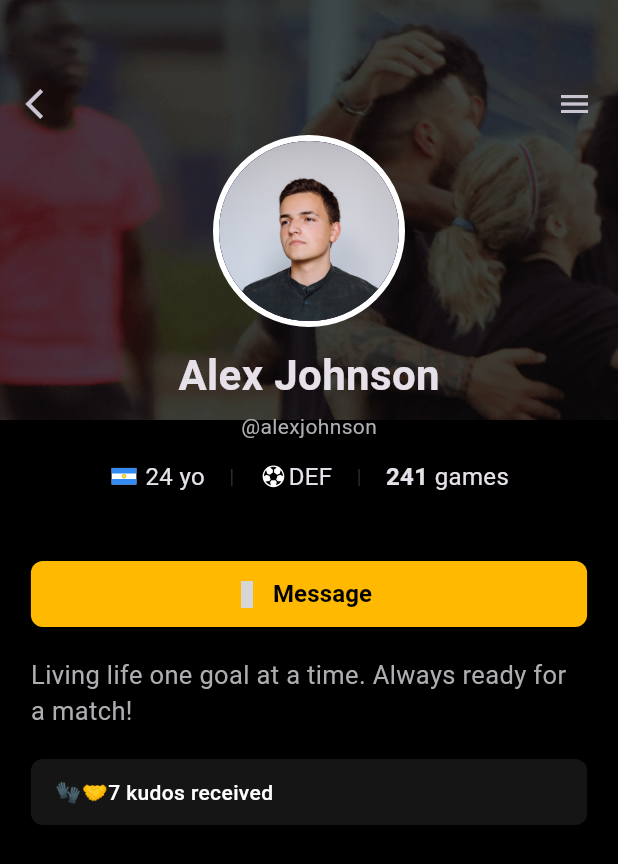
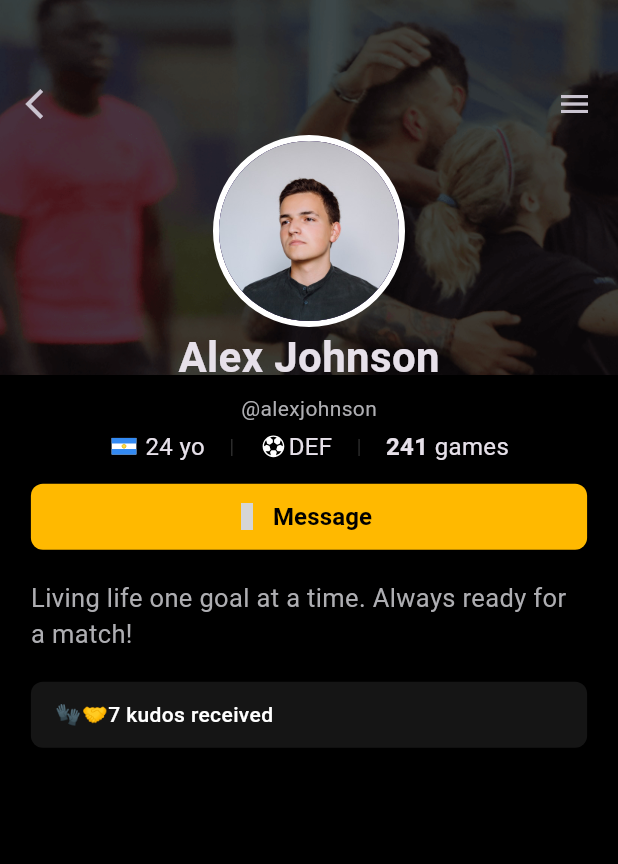
Before and after one commit to vladi2998/celebreak_profile_page, a Flutter app: the screen it shows after launch, on a phone screen of 412 x 824 dp. Shown: the top 864 px of the screen. Run offline on Flutter 3.47's test engine with Material 3 defaults, Android fonts, the phone set to English and light mode, and no system bars; our stand-ins replace eva_icons_flutter, flutter_svg; grey boxes are pictures that could not be loaded.

Commit message:
chore: minor changes to main page and porfile header widget for improving the UI

```diff
--- a/lib/src/features/profile/presentation/pages/profile_page.dart
+++ b/lib/src/features/profile/presentation/pages/profile_page.dart
@@ -8,20 +8,21 @@ class ProfilePage extends StatelessWidget {
 
   @override
   Widget build(BuildContext context) {
+    const double verticalSpace = 10;
     return const Scaffold(
       body: SingleChildScrollView(
         child: Column(
           crossAxisAlignment: CrossAxisAlignment.start,
           children: [
             ProfileHeader(key: Key('profile_header')),
-            SizedBox(height: 24),
+            SizedBox(height: verticalSpace),
             // ---- Scrolleable part ----
             UserInfoSection(key: Key('user_info')),
-            SizedBox(height: 24),
+            SizedBox(height: verticalSpace),
             // 3. InterestsSection
-            SizedBox(height: 24),
+            SizedBox(height: verticalSpace),
             // 4. FootballSkills
-            SizedBox(height: 24),
+            SizedBox(height: verticalSpace),
             // 5. UpcomingGames
             SizedBox(height: 32),
           ],
--- a/lib/src/features/profile/presentation/widgets/profile_header.dart
+++ b/lib/src/features/profile/presentation/widgets/profile_header.dart
@@ -7,7 +7,7 @@ class ProfileHeader extends StatelessWidget {
 
   @override
   Widget build(BuildContext context) {
-    final double profileBackgroundHeight = 280;
+    final double profileBackgroundHeight = 250;
     final double bottom = profileBackgroundHeight / 4;
 
     return Stack(
@@ -59,7 +59,6 @@ class ProfileHeader extends StatelessWidget {
                   ),
                 ),
               ),
-              const SizedBox(height: 12),
               const Text(
                 'Alex Johnson',
                 style: TextStyle(fontSize: 28, fontWeight: FontWeight.bold),
@@ -72,7 +71,7 @@ class ProfileHeader extends StatelessWidget {
                   color: Color.fromRGBO(174, 174, 178, 1),
                 ),
               ),
-              const SizedBox(height: 12),
+              const SizedBox(height: 4),
               Row(
                 mainAxisAlignment: MainAxisAlignment.center,
                 children: [
```
